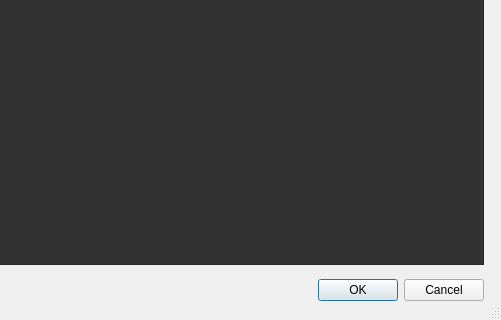
The window that TIGLViewer/src/TIGLViewerSelectWingAndFlapStatusDialog.ui (DLR-SC/tigl) describes before a commit, drawn with Qt 5; both pictures show x 237 to 738 and y 86 to 406 of the 738 by 406 pixel window.
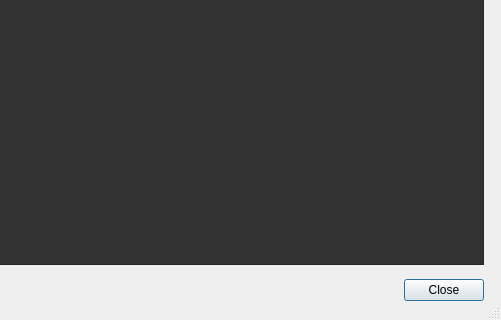
The same window after the commit.

Commit message:
Improved flaps dialog in TiGL Viewer
The dialog is not blocking anymore. This allows
that the user can still interact with the scene
while the dialog is open.

Addresses #317

```diff
--- a/TIGLViewer/src/TIGLViewerSelectWingAndFlapStatusDialog.ui
+++ b/TIGLViewer/src/TIGLViewerSelectWingAndFlapStatusDialog.ui
@@ -41,7 +41,7 @@
     <enum>Qt::Horizontal</enum>
    </property>
    <property name="standardButtons">
-    <set>QDialogButtonBox::Cancel|QDialogButtonBox::Ok</set>
+    <set>QDialogButtonBox::Close</set>
    </property>
   </widget>
   <widget class="QComboBox" name="comboBoxWings">
```
Left out of the diff: 2 changed lines with no effect on the pictures. The commit also changes 7 other files.
